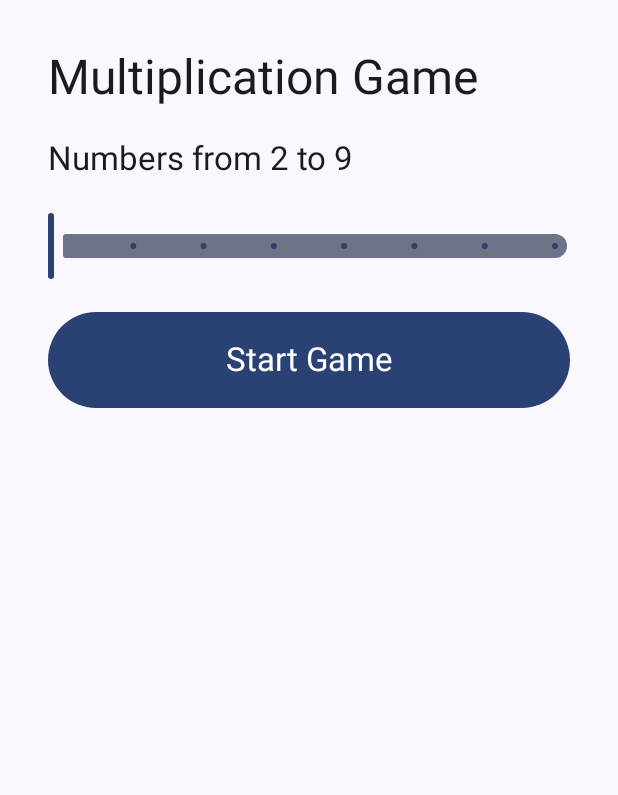
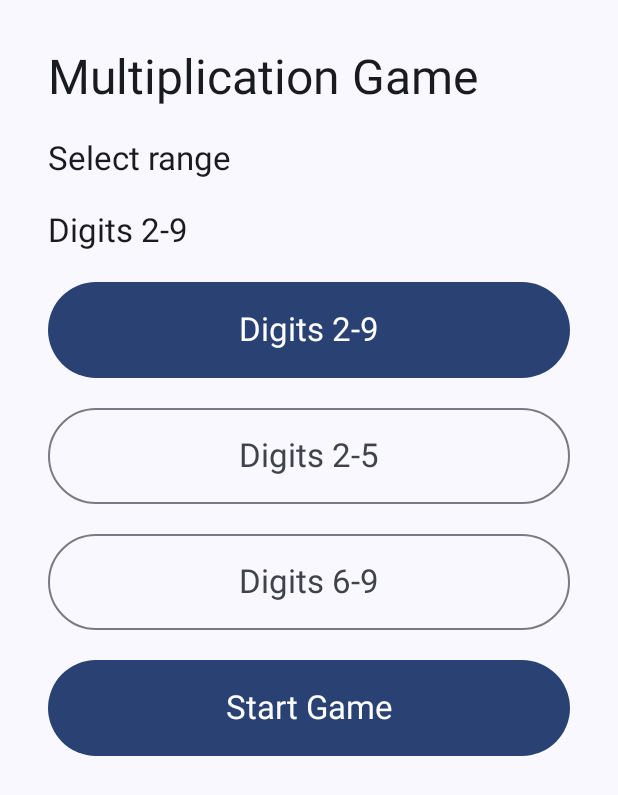
Before and after one commit to PiotrDros/MultiplicationTable, an Android app built with Jetpack Compose: the screen it shows after launch (MainActivity), on a phone screen of 412 x 824 dp. Shown: the top 795 px of the screen. Run offline under Robolectric (Android 15) with nearby library versions, the phone set to English and light mode, and no system bars.

Commit message:
dzialajaca wersja

```diff
--- a/app/src/main/AndroidManifest.xml
+++ b/app/src/main/AndroidManifest.xml
@@ -15,6 +15,7 @@
             android:name=".MainActivity"
             android:exported="true"
             android:label="@string/app_name"
+            android:screenOrientation="portrait"
             android:theme="@style/Theme.MultiplicationTable">
             <intent-filter>
                 <action android:name="android.intent.action.MAIN" />
--- a/app/src/main/java/com/example/multiplicationtable/GameLogic.kt
+++ b/app/src/main/java/com/example/multiplicationtable/GameLogic.kt
@@ -13,7 +13,8 @@ data class Round(
 }
 
 data class GameSession(
-    val minValue: Int,
+    val minMultiplier: Int,
+    val maxMultiplier: Int,
     val score: Int,
     val roundNumber: Int,
     val totalRounds: Int,
@@ -22,14 +23,15 @@ data class GameSession(
     val isFinished: Boolean = roundNumber > totalRounds
 }
 
-fun startSession(minValue: Int, random: Random = Random.Default): GameSession {
-    val safeMin = minValue.coerceIn(2, maxMultiplier)
+fun startSession(minValue: Int, maxValue: Int, random: Random = Random.Default): GameSession {
+    val (safeMin, safeMax) = normalizeRange(minValue, maxValue)
     return GameSession(
-        minValue = safeMin,
+        minMultiplier = safeMin,
+        maxMultiplier = safeMax,
         score = 0,
         roundNumber = 1,
         totalRounds = totalRounds,
-        currentRound = generateRound(safeMin, random),
+        currentRound = generateRound(safeMin, safeMax, random),
     )
 }
 
@@ -50,15 +52,25 @@ fun submitAnswer(session: GameSession, answer: Int, random: Random = Random.Defa
         session.copy(
             score = session.score + roundPoint,
             roundNumber = nextRoundNumber,
-            currentRound = generateRound(session.minValue, random),
+            currentRound = generateRound(session.minMultiplier, session.maxMultiplier, random),
         )
     }
 }
 
-fun generateRound(minValue: Int, random: Random = Random.Default): Round {
-    val safeMin = minValue.coerceIn(2, maxMultiplier)
+fun generateRound(minValue: Int, maxValue: Int, random: Random = Random.Default): Round {
+    val (safeMin, safeMax) = normalizeRange(minValue, maxValue)
     return Round(
-        left = random.nextInt(safeMin, maxMultiplier + 1),
-        right = random.nextInt(safeMin, maxMultiplier + 1),
+        left = random.nextInt(safeMin, safeMax + 1),
+        right = random.nextInt(safeMin, safeMax + 1),
     )
 }
+
+private fun normalizeRange(minValue: Int, maxValue: Int): Pair<Int, Int> {
+    val safeMin = minValue.coerceIn(2, maxMultiplier)
+    val safeMax = maxValue.coerceIn(2, maxMultiplier)
+    return if (safeMin <= safeMax) {
+        safeMin to safeMax
+    } else {
+        safeMax to safeMin
+    }
+}
--- a/app/src/main/java/com/example/multiplicationtable/MainActivity.kt
+++ b/app/src/main/java/com/example/multiplicationtable/MainActivity.kt
@@ -17,9 +17,9 @@ import androidx.compose.material3.Button
 import androidx.compose.material3.Card
 import androidx.compose.material3.CardDefaults
 import androidx.compose.material3.MaterialTheme
+import androidx.compose.material3.OutlinedButton
 import androidx.compose.material3.OutlinedTextField
 import androidx.compose.material3.Scaffold
-import androidx.compose.material3.Slider
 import androidx.compose.material3.Text
 import androidx.compose.runtime.Composable
 import androidx.compose.runtime.DisposableEffect
@@ -42,6 +42,12 @@ import kotlinx.coroutines.delay
 
 private enum class AppScreen { Start, Game, Summary }
 
+private enum class MultiplicationRange(val min: Int, val max: Int, val labelResId: Int) {
+    Range2To9(min = 2, max = 9, labelResId = R.string.range_option_2_9),
+    Range2To5(min = 2, max = 5, labelResId = R.string.range_option_2_5),
+    Range6To9(min = 6, max = 9, labelResId = R.string.range_option_6_9),
+}
+
 private val screenPadding = 32.dp
 private val sectionSpacing = 20.dp
 private val buttonHeight = 64.dp
@@ -62,6 +68,7 @@ class MainActivity : ComponentActivity() {
     }
 }
 
+@Preview(showBackground = true)
 @Composable
 private fun MultiplicationGameApp(modifier: Modifier = Modifier) {
     val context = LocalContext.current
@@ -71,15 +78,15 @@ private fun MultiplicationGameApp(modifier: Modifier = Modifier) {
     }
 
     var screen by remember { mutableStateOf(AppScreen.Start) }
-    var selectedMinimum by remember { mutableStateOf(2) }
-    var gameSession by remember { mutableStateOf(startSession(selectedMinimum)) }
+    var selectedRange by remember { mutableStateOf(MultiplicationRange.Range2To9) }
+    var gameSession by remember { mutableStateOf(startSession(selectedRange.min, selectedRange.max)) }
 
     when (screen) {
         AppScreen.Start -> StartScreen(
-            selectedMinimum = selectedMinimum,
-            onMinimumSelected = { selectedMinimum = it },
+            selectedRange = selectedRange,
+            onRangeSelected = { selectedRange = it },
             onStartClicked = {
-                gameSession = startSession(selectedMinimum)
+                gameSession = startSession(selectedRange.min, selectedRange.max)
                 screen = AppScreen.Game
             },
             modifier = modifier,
@@ -102,7 +109,7 @@ private fun MultiplicationGameApp(modifier: Modifier = Modifier) {
             score = gameSession.score,
             rounds = gameSession.totalRounds,
             onPlayAgainClicked = {
-                gameSession = startSession(selectedMinimum)
+                gameSession = startSession(selectedRange.min, selectedRange.max)
                 screen = AppScreen.Game
             },
             onChangeRangeClicked = { screen = AppScreen.Start },
@@ -111,11 +118,12 @@ private fun MultiplicationGameApp(modifier: Modifier = Modifier) {
     }
 }
 
+@Preview(showBackground = true)
 @Composable
 private fun StartScreen(
-    selectedMinimum: Int,
-    onMinimumSelected: (Int) -> Unit,
-    onStartClicked: () -> Unit,
+    selectedRange: MultiplicationRange = MultiplicationRange.Range2To9,
+    onRangeSelected: (MultiplicationRange) -> Unit = {},
+    onStartClicked: () -> Unit = {},
     modifier: Modifier = Modifier,
 ) {
     Column(
@@ -123,14 +131,26 @@ private fun StartScreen(
         verticalArrangement = Arrangement.spacedBy(sectionSpacing),
     ) {
         Text(text = stringResource(R.string.start_title), style = MaterialTheme.typography.headlineLarge)
-        Text(text = stringResource(R.string.range_label, selectedMinimum), style = MaterialTheme.typography.titleLarge)
-        Slider(
-            value = selectedMinimum.toFloat(),
-            onValueChange = { onMinimumSelected(it.toInt().coerceIn(2, 9)) },
-            valueRange = 2f..9f,
-            steps = 6,
-            modifier = Modifier.fillMaxWidth(),
-        )
+        Text(text = stringResource(R.string.range_label), style = MaterialTheme.typography.titleLarge)
+        Text(text = stringResource(selectedRange.labelResId), style = MaterialTheme.typography.titleLarge)
+        MultiplicationRange.entries.forEach { range ->
+            val isSelected = range == selectedRange
+            if (isSelected) {
+                Button(
+                    onClick = { onRangeSelected(range) },
+                    modifier = Modifier.fillMaxWidth().height(buttonHeight),
+                ) {
+                    Text(text = stringResource(range.labelResId), style = MaterialTheme.typography.titleLarge)
+                }
+            } else {
+                OutlinedButton(
+                    onClick = { onRangeSelected(range) },
+                    modifier = Modifier.fillMaxWidth().height(buttonHeight),
+                ) {
+                    Text(text = stringResource(range.labelResId), style = MaterialTheme.typography.titleLarge)
+                }
+            }
+        }
         Button(
             onClick = onStartClicked,
             modifier = Modifier.fillMaxWidth().height(buttonHeight),
--- a/app/src/main/res/drawable/ic_launcher_background.xml
+++ b/app/src/main/res/drawable/ic_launcher_background.xml
@@ -1,4 +1,4 @@
 <?xml version="1.0" encoding="utf-8"?>
 <shape xmlns:android="http://schemas.android.com/apk/res/android" android:shape="rectangle">
-    <solid android:color="#FFFFFFFF" />
+	<solid android:color="#FFFFFF" />
 </shape>
--- a/app/src/main/res/values/strings.xml
+++ b/app/src/main/res/values/strings.xml
@@ -1,7 +1,10 @@
 <resources>
     <string name="app_name">Multiplication Table</string>
     <string name="start_title">Multiplication Game</string>
-    <string name="range_label">Numbers from %1$d to 9</string>
+    <string name="range_label">Select range</string>
+    <string name="range_option_2_9">Digits 2-9</string>
+    <string name="range_option_2_5">Digits 2-5</string>
+    <string name="range_option_6_9">Digits 6-9</string>
     <string name="start_button">Start Game</string>
     <string name="round_progress">Round %1$d/%2$d</string>
     <string name="score_label">Score: %1$d</string>
```
Also changed, not shown: 2 other files.
